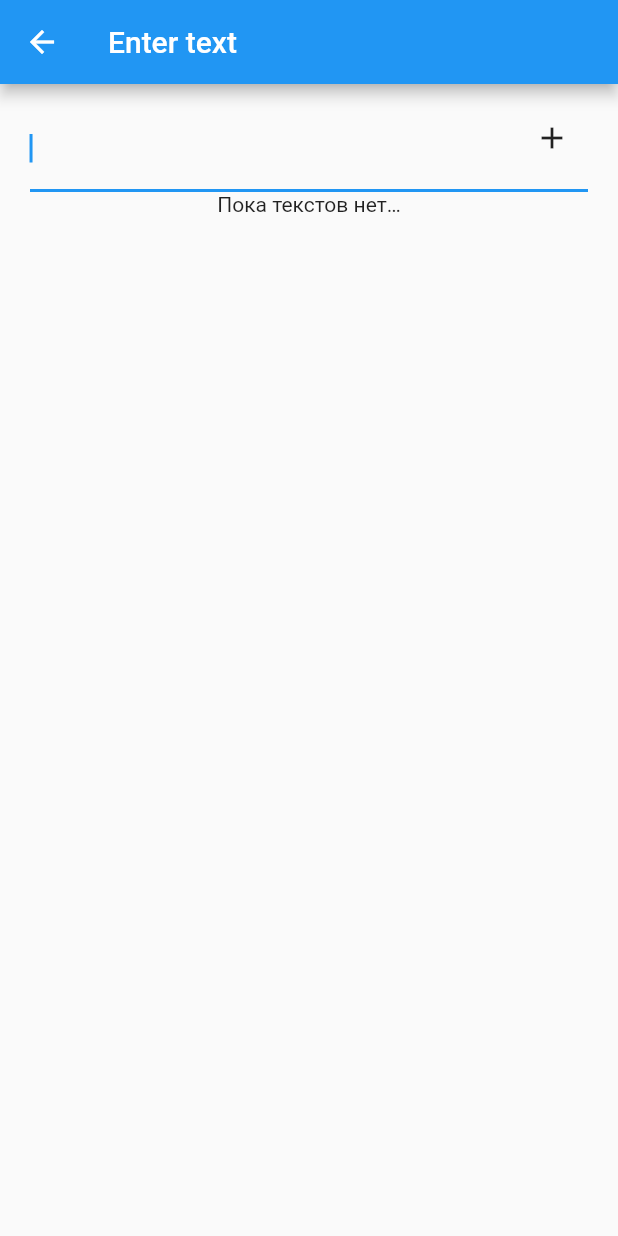
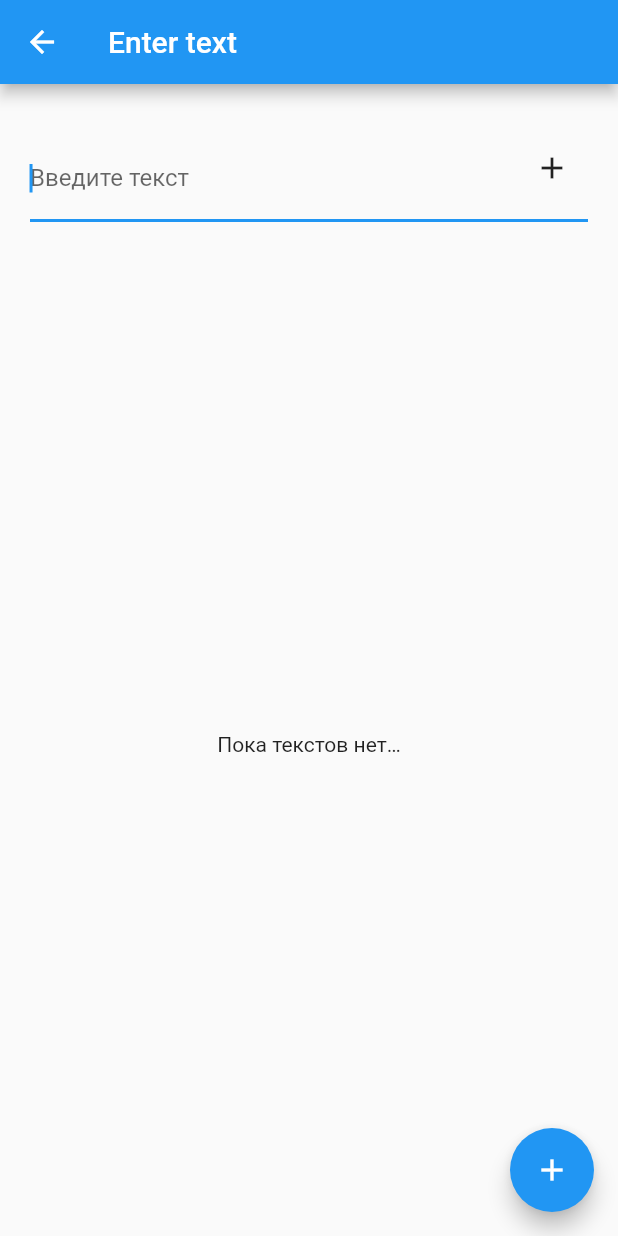
Before and after one commit to simenshteyn/ads_cloner, a Flutter app: the ClonePage screen opened directly, after a tap on "Text", on a phone screen of 412 x 824 dp. Run offline on Flutter 3.47's test engine with Material 2 defaults, Android fonts, the phone set to English and light mode, and no system bars; our stand-ins replace webview_flutter; missing offline and left inert: flutter_vk_sdk.

Commit message:
working clone text interface

```diff
--- a/lib/blocs/clone_text_bloc.dart
+++ b/lib/blocs/clone_text_bloc.dart
@@ -12,23 +12,16 @@ class CloneTextBloc implements BlocBase {
   StreamController<String> _cmdAddText = StreamController<String>.broadcast();
   StreamSink get addTextToList => _cmdAddText.sink;
 
-  StreamController<String> _inputTextController =
-      StreamController<String>.broadcast();
-  Stream<String> get outTextStream => _inputTextController.stream;
-  StreamSink get inTextStream => _inputTextController.sink;
-
   CloneTextBloc() {
     print('CLONE TEXT BLOC CREATED');
     _textListController.stream.listen(_handleLogic);
     _cmdAddText.stream.listen(_handleLogicAddText);
-    _inputTextController.stream.listen(_handleInputTextController);
   }
 
   void dispose() {
     print("CLONE TEXT BLOC DISPOSED");
     _textListController.close();
     _cmdAddText.close();
-    _inputTextController.close();
   }
 
   void _handleLogic(List<String> list) {
@@ -40,11 +33,4 @@ class CloneTextBloc implements BlocBase {
     _textListController.sink.add(_textList);
     print('handle add logic!');
   }
-
-  void _handleInputTextController(String text) {
-    print("handle INPUT LOGIC");
-    (text == null || text == "")
-        ? _inputTextController.sink.addError("Неверное значение")
-        : _inputTextController.sink.add(text);
-  }
 }
--- a/lib/pages/clone_text_page.dart
+++ b/lib/pages/clone_text_page.dart
@@ -9,60 +9,61 @@ class CloneTextPage extends StatefulWidget {
 }
 
 class _CloneTextPageState extends State<CloneTextPage> {
+  String _textField;
+  final _textController = TextEditingController();
+
+  @override
+  void dispose() {
+    _textController.dispose();
+    super.dispose();
+  }
+
   @override
   void initState() {
     super.initState();
-//    ApplicationBloc appBloc = BlocProvider.of<ApplicationBloc>(context);
-//    CloneTextBloc bloc = BlocProvider.of<CloneTextBloc>(context);
-//    bloc.addTextToList.add("Some");
-//    CloneBloc cloneBloc = BlocProvider.of<CloneBloc>(context);
-//    cloneBloc.getWallPostList
-//        .add(WallPostRequest(appBloc.vkAccessToken, appBloc.currentPostId));
-//    cloneBloc.getAdsTargetingList.add(AdsTargetingRequest(
-//        appBloc.vkAccessToken, appBloc.currentAccount, appBloc.currentAd));
+    _textController.addListener(_saveLastValue);
   }
 
   @override
   Widget build(BuildContext context) {
-  //  ApplicationBloc appBloc = BlocProvider.of<ApplicationBloc>(context);
-    //CloneBloc cloneBloc = BlocProvider.of<CloneBloc>(context);
     CloneTextBloc bloc = BlocProvider.of<CloneTextBloc>(context);
-
+    final bool showFab = MediaQuery.of(context).viewInsets.bottom == 0.0;
     return Scaffold(
       appBar: AppBar(
         title: Text('Enter text'),
       ),
-      body: SingleChildScrollView(
-        child: Column(
+      body: Column(
         children: <Widget>[
           Padding(
-              padding: const EdgeInsets.symmetric(horizontal: 20.0),
-              child: StreamBuilder<String>(
-                stream: bloc.outTextStream,
-                builder: (context, AsyncSnapshot<String> textStream) {
-                  return TextField(
-                    onChanged: (String text) => bloc.inTextStream.add(text),
+            padding: const EdgeInsets.all(20),
+            child: TextField(
+              keyboardType: TextInputType.multiline,
+              maxLines: null,
+              controller: _textController,
               autofocus: true,
               decoration: InputDecoration(
-                      errorText: textStream.hasError ? textStream.error : null,
+                hintText: 'Введите текст',
                 suffix: IconButton(
                   icon: Icon(Icons.add),
                   onPressed: () {
-                          //something when button clicked
+                    if (_textField != "") {
+                      bloc.addTextToList.add(_textField);
+                      _textController.clear();
+                      FocusScope.of(context).unfocus();
+                    }
                   },
                 ),
               ),
-                  );
-                }
             ),
           ),
-            SizedBox(
-              height: MediaQuery.of(context).size.height,
+          Flexible(
             child: StreamBuilder<List<String>>(
                 stream: bloc.outTextList,
                 builder: (context, snapshot) {
                   if (snapshot.hasData) {
-                      return ListView.builder(
+                    return ListView.separated(
+                      separatorBuilder: (BuildContext context, int index) =>
+                          Divider(),
                       itemCount: snapshot.data.length,
                       itemBuilder: (BuildContext context, int index) {
                         return ListTile(
@@ -71,12 +72,24 @@ class _CloneTextPageState extends State<CloneTextPage> {
                       },
                     );
                   }
-                    return Text('Пока текстов нет…');
+                  return Center(
+                    child: Text('Пока текстов нет…'),
+                  );
                 }),
           ),
         ],
       ),
-      ),
+      floatingActionButton: showFab
+          ? FloatingActionButton(
+              child: Icon(Icons.add),
+              onPressed: () {},
+            )
+          : null,
     );
   }
+
+  void _saveLastValue() {
+    print("Text field now is ${_textController.text}");
+    _textField = _textController.text;
   }
+}
```
Also changed, not shown: 1 other file. Lines whose indentation alone changed are shown as unchanged.
